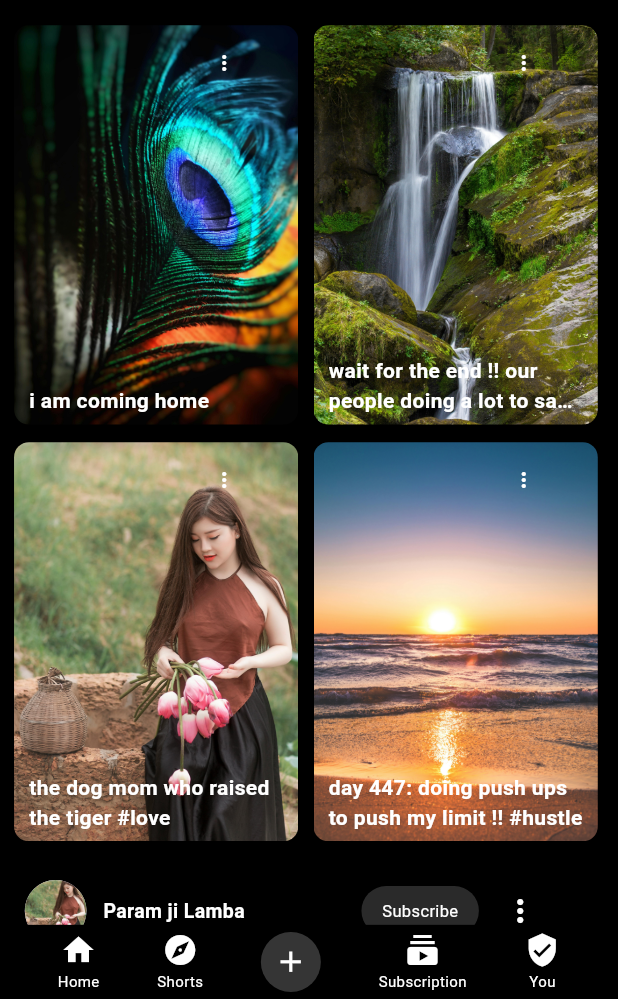
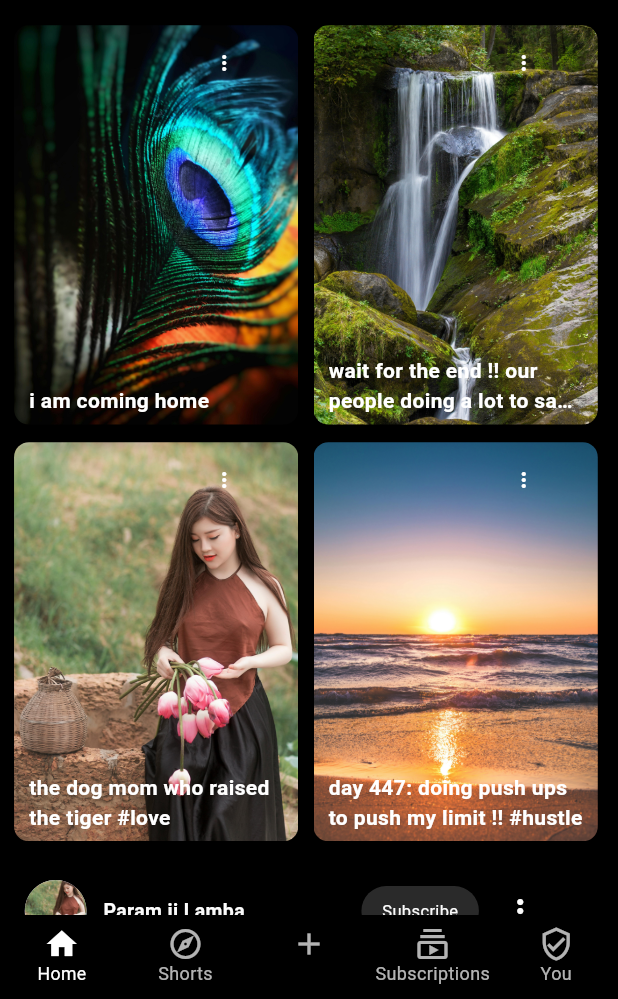
Before and after one commit to vishesh-tanwar/streamix-frontend, a Flutter app: the screen it shows after launch, on a phone screen of 412 x 824 dp, the part 237-1236 px from its top. Run offline on Flutter 3.47's test engine with Material 3 defaults, Android fonts, the phone set to English and light mode, and no system bars.

Commit message:
fix bugs

```diff
--- a/lib/main.dart
+++ b/lib/main.dart
@@ -1,8 +1,6 @@
 import 'package:flutter/material.dart';
-import 'package:project/src/screens/profile_screen.dart';
-import 'package:project/src/screens/shorts_screen.dart';
+import 'package:project/src/components/bottom_bar.dart';
 import 'package:project/src/utils/keys.dart';
-import 'src/screens/home_screen.dart';
 
 void main() {
   runApp(const MyApp());
@@ -15,12 +13,10 @@ class MyApp extends StatelessWidget {
   Widget build(BuildContext context) {
     return MaterialApp(
       debugShowCheckedModeBanner: false,
+      initialRoute: '/',
       navigatorKey: Keys.navigatorKey,
-      initialRoute: '/',
       routes: {
-        '/': (context) => const HomeScreen(),
-        '/shorts': (context) => ShortsScreen(),
-        '/profile': (context) => ProfileScreen(),
+        '/': (context) => const BottomBar(),
       },
     );
   }
--- a/lib/src/assets/icons.dart
+++ b/lib/src/assets/icons.dart
@@ -1,5 +1,3 @@
-// lib/src/assets/icons.dart
-
 import 'package:flutter/material.dart';
 
 class AppIcons {
@@ -40,6 +38,10 @@ class AppIcons {
   static const IconData subscriptions = Icons.subscriptions;
   static const IconData you = Icons.verified_user;
   static const IconData add = Icons.add;
+  static const IconData homeFill = Icons.home_outlined;
+  static const IconData shortsFill = Icons.explore_outlined;
+  static const IconData youFill = Icons.verified_user_outlined;
+  static const IconData subscriptionFill = Icons.subscriptions_outlined;
 
   //bottom drawer
   static const IconData removeCircleOutline = Icons.remove_circle_outline;
--- a/lib/src/components/bottom_bar.dart
+++ b/lib/src/components/bottom_bar.dart
@@ -1,91 +1,80 @@
 import 'package:flutter/material.dart';
-import 'package:project/src/utils/scale.dart';
-import '../assets/strings.dart';
-import '../assets/icons.dart';
+import 'package:project/src/assets/icons.dart';
+import 'package:project/src/screens/create_reel_screen.dart';
+import 'package:project/src/screens/home_screen.dart';
+import 'package:project/src/screens/profile_screen.dart';
+import 'package:project/src/screens/shorts_screen.dart';
+import 'package:project/src/screens/subscription_screen.dart';
+import '../utils/scale.dart';
 
-class BottomBar extends StatelessWidget {
-  BottomBar({Key? key}) : super(key: key);
+class BottomBar extends StatefulWidget {
+  const BottomBar({super.key});
 
-  final List<String> titles = [
-    Strings.home,
-    Strings.shorts,
-    "",
-    Strings.subscriptions,
-    Strings.you
+  @override
+  _BottomBarState createState() => _BottomBarState();
+}
+
+class _BottomBarState extends State<BottomBar> {
+  int myIndex = 0;
+
+  final List<Widget> widgetList = [
+    HomeScreen(),
+    ShortsScreen(
+      showBackButton: false,
+    ),
+    CreateReelScreen(),
+    SubscriptionScreen(),
+    ProfileScreen()
   ];
-  final List<IconData> icons = [
+
+  final List<IconData> activeIcons = [
     AppIcons.home,
     AppIcons.shorts,
     AppIcons.add,
     AppIcons.subscriptions,
-    AppIcons.you
+    AppIcons.you,
   ];
 
-  final List<String> routes = [
-    '/',
-    '/shorts',
-    '',
-    '/subscriptions',
-    '/profile',
+  final List<IconData> inactiveIcons = [
+    AppIcons.homeFill,
+    AppIcons.shortsFill,
+    AppIcons.add,
+    AppIcons.subscriptionFill,
+    AppIcons.youFill,
   ];
+
+  final List<String> labels = ['Home', 'Shorts', '', 'Subscriptions', 'You'];
+
+  @override
+  void initState() {
+    Scale.initialize();
+    super.initState();
+  }
 
   @override
   Widget build(BuildContext context) {
-    return Container(
-      height: Scale.screenHeight * 0.06,
-      color: Colors.black,
-      child: Row(
-        mainAxisAlignment: MainAxisAlignment.spaceEvenly,
-        children: List.generate(icons.length, (index) {
-          if (titles[index].isEmpty) {
-            return Container(
-              width: 40,
-              height: 40,
-              decoration: BoxDecoration(
-                borderRadius: BorderRadius.circular(20),
-                color: const Color.fromARGB(255, 53, 53, 53),
+    return Scaffold(
+      body: widgetList[myIndex],
+      bottomNavigationBar: BottomNavigationBar(
+        selectedLabelStyle: TextStyle(fontSize: 11.8),
+        showUnselectedLabels: true,
+        unselectedItemColor: Colors.white70,
+        selectedItemColor: Colors.white,
+        showSelectedLabels: true,
+        type: BottomNavigationBarType.fixed,
+        backgroundColor: Colors.black,
+        onTap: (index) {
+          setState(() {
+            myIndex = index;
+          });
+        },
+        currentIndex: myIndex,
+        items: List.generate(5, (index) {
+          return BottomNavigationBarItem(
+              icon: Icon(
+                myIndex == index ? activeIcons[index] : inactiveIcons[index],
               ),
-              child: Center(
-                child: IconButton(
-                  icon: Icon(
-                    icons[index],
-                    color: Colors.white,
-                    size: 23,
-                  ),
-                  onPressed: () {
-                    ScaffoldMessenger.of(context).showSnackBar(
-                      const SnackBar(content: Text("Add button pressed")),
-                    );
-                  },
-                ),
-              ),
-            );
-          }
-
-          // For other icons with navigation
-          return GestureDetector(
-            onTap: () {
-              if (routes[index].isNotEmpty) {
-                Navigator.pushNamed(context, routes[index]);
-              }
-            },
-            child: Column(
-              mainAxisAlignment: MainAxisAlignment.center,
-              children: [
-                Icon(
-                  icons[index],
-                  color: Colors.white,
-                  size: 24,
-                ),
-                SizedBox(height: Scale.screenHeight * 0.002),
-                Text(titles[index],
-                    style: const TextStyle(
-                      color: Colors.white,
-                      fontSize: 10,
-                    )),
-              ],
-            ),
-          );
+              label: labels[index]);
         }),
       ),
     );
--- /dev/null
+++ b/lib/src/screens/create_reel_screen.dart
@@ -0,0 +1,8 @@
+import 'package:flutter/material.dart';
+
+class CreateReelScreen extends StatelessWidget {
+  @override
+  Widget build(BuildContext context) {
+    return Center(child: Text("create reel"));
+  }
+}
--- a/lib/src/screens/home_screen.dart
+++ b/lib/src/screens/home_screen.dart
@@ -4,7 +4,6 @@ import 'package:project/src/utils/scale.dart';
 import 'package:project/src/widgets/post.dart';
 import 'package:project/src/widgets/reel_card.dart';
 import '../components/sliver_app_bar.dart';
-import '../components/bottom_bar.dart';
 import '../components/drawer.dart';
 import '../widgets/video_card.dart';
 import '../models/video.dart';
@@ -85,7 +84,6 @@ class _HomeScreenState extends State<HomeScreen> {
           ),
         ),
       ),
-      bottomNavigationBar: BottomBar(),
     );
   }
 }
--- a/lib/src/screens/profile_screen.dart
+++ b/lib/src/screens/profile_screen.dart
@@ -1,7 +1,6 @@
 import 'package:flutter/material.dart';
 import 'package:project/src/assets/icons.dart';
 import 'package:project/src/assets/strings.dart';
-import 'package:project/src/components/bottom_bar.dart';
 import 'package:project/src/widgets/history_bar.dart';
 import 'package:project/src/widgets/horizontal_button_list.dart';
 import 'package:project/src/widgets/list_section.dart';
@@ -83,7 +82,6 @@ class ProfileScreen extends StatelessWidget {
           ],
         ),
       ),
-      bottomNavigationBar: BottomBar(),
     );
   }
 }
--- a/lib/src/screens/shorts_screen.dart
+++ b/lib/src/screens/shorts_screen.dart
@@ -1,9 +1,12 @@
 import 'package:flutter/material.dart';
 import 'package:project/src/assets/icons.dart';
-import 'package:project/src/components/bottom_bar.dart';
 import 'package:project/src/utils/scale.dart';
 
 class ShortsScreen extends StatelessWidget {
+  final bool showBackButton;
+
+  ShortsScreen({Key? key, this.showBackButton = false}) : super(key: key);
+
   final List<String> reels = [
     AppIcons.reel,
     AppIcons.reel2,
@@ -127,7 +130,7 @@ class ShortsScreen extends StatelessWidget {
                     ),
                   ),
                   Positioned(
-                      top: 560,
+                      top: showBackButton ? 600 : 560,
                       left: 12,
                       child: Column(
                         children: [
@@ -171,7 +174,7 @@ class ShortsScreen extends StatelessWidget {
                         ],
                       )),
                   Positioned(
-                      top: 600,
+                      top: showBackButton ? 650 : 600,
                       child: Container(
                         width: 370,
                         padding: EdgeInsets.all(10),
@@ -197,6 +200,7 @@ class ShortsScreen extends StatelessWidget {
                 child: Row(
                   spacing: 176,
                   children: [
+                    if (showBackButton)
                       IconButton(
                           onPressed: () {
                             Navigator.pop(context);
@@ -204,7 +208,11 @@ class ShortsScreen extends StatelessWidget {
                           icon: Icon(
                             Icons.arrow_back,
                             color: Colors.white,
-                        )),
+                          ))
+                    else
+                      SizedBox(
+                        width: 48,
+                      ),
                     Row(
                       children: [
                         IconButton(
@@ -225,7 +233,6 @@ class ShortsScreen extends StatelessWidget {
           ],
         ),
       ),
-      bottomNavigationBar: BottomBar(),
     );
   }
 }
--- /dev/null
+++ b/lib/src/screens/subscription_screen.dart
@@ -0,0 +1,10 @@
+import 'package:flutter/material.dart';
+
+class SubscriptionScreen extends StatelessWidget {
+  @override
+  Widget build(BuildContext context) {
+    return Center(
+      child: Text("subscriptions"),
+    );
+  }
+}
--- a/lib/src/widgets/reel_card.dart
+++ b/lib/src/widgets/reel_card.dart
@@ -2,6 +2,7 @@ import 'package:flutter/material.dart';
 import 'package:project/src/assets/icons.dart';
 import 'package:project/src/assets/strings.dart';
 import 'package:project/src/components/bottom_drawer.dart';
+import 'package:project/src/screens/shorts_screen.dart';
 import 'package:project/src/utils/scale.dart';
 import '../models/reels.dart';
 
@@ -15,13 +16,21 @@ class ReelCard extends StatelessWidget {
 
   @override
   Widget build(BuildContext context) {
-    return Container(
+    return GestureDetector(
+        onTap: () {
+          Navigator.push(
+            context,
+            MaterialPageRoute(
+              builder: (context) => ShortsScreen(showBackButton: true),
+            ),
+          );
+        },
+        child: Container(
           width: Scale.screenWidth * 0.47,
           decoration: BoxDecoration(
             color: const Color.fromARGB(255, 0, 0, 0),
             borderRadius: BorderRadius.circular(10),
           ),
-      // padding: const EdgeInsets.only(top:1),
           child: Column(
             crossAxisAlignment: CrossAxisAlignment.start,
             children: [
@@ -69,8 +78,16 @@ class ReelCard extends StatelessWidget {
                             backgroundColor: Colors.transparent,
                             builder: (BuildContext context) {
                               return BottomDrawer(
-                            icons: [AppIcons.cancel,Icons.feedback,Icons.flag],
-                            texts: [Strings.notInterested,Strings.sendFeedback,Strings.report],
+                                icons: [
+                                  AppIcons.cancel,
+                                  Icons.feedback,
+                                  Icons.flag
+                                ],
+                                texts: [
+                                  Strings.notInterested,
+                                  Strings.sendFeedback,
+                                  Strings.report
+                                ],
                               );
                             },
                           );
@@ -81,6 +98,6 @@ class ReelCard extends StatelessWidget {
               SizedBox(height: Scale.screenHeight * 0.007),
             ],
           ),
-    );
+        ));
   }
 }
```
Lines whose indentation alone changed are shown as unchanged.
